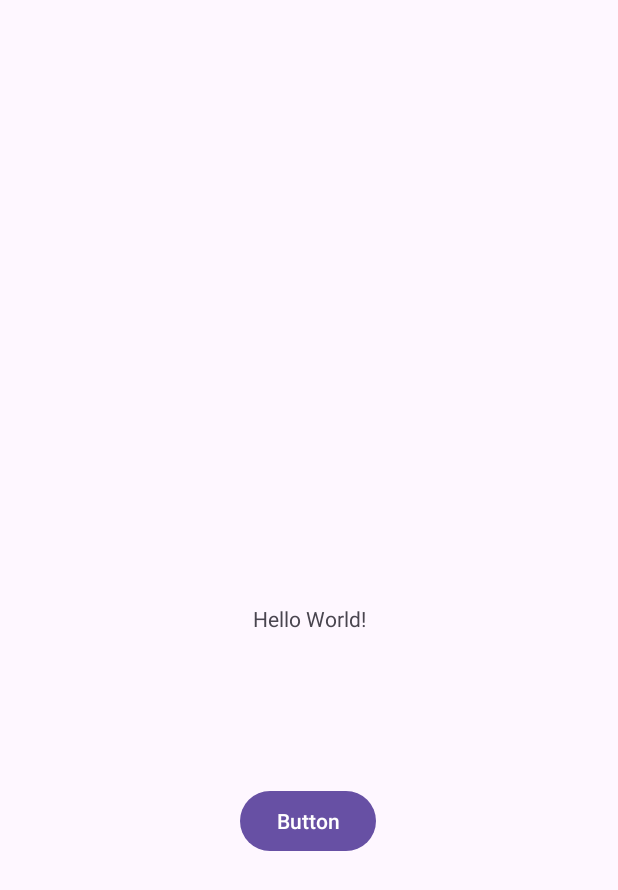
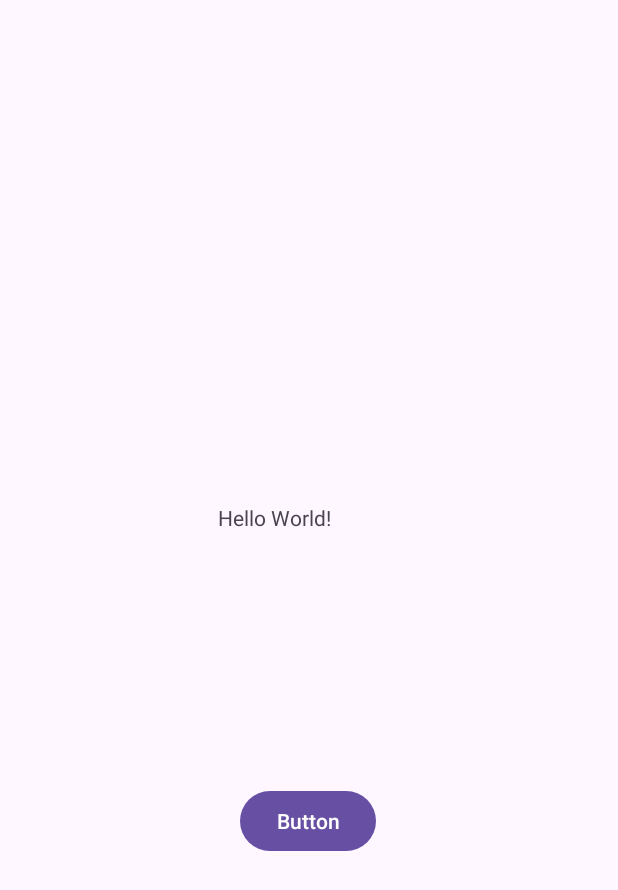
Before and after one commit to isukanimalasuriya/MAD-LabExam2, an Android app: the screen it shows after launch (MainActivity), on a phone screen of 412 x 824 dp. Shown: the top 890 px of the screen. Run offline under Robolectric (Android 15) with nearby library versions, the phone set to English and light mode, and no system bars.

Commit message:
Constraint added

```diff
--- a/app/src/main/res/layout/activity_main.xml
+++ b/app/src/main/res/layout/activity_main.xml
@@ -14,8 +14,10 @@
         android:text="Hello World!"
         app:layout_constraintBottom_toBottomOf="parent"
         app:layout_constraintEnd_toEndOf="parent"
+        app:layout_constraintHorizontal_bias="0.431"
         app:layout_constraintStart_toStartOf="parent"
-        app:layout_constraintTop_toTopOf="parent" />
+        app:layout_constraintTop_toTopOf="parent"
+        app:layout_constraintVertical_bias="0.417" />
 
     <Button
         android:id="@+id/button"
```
